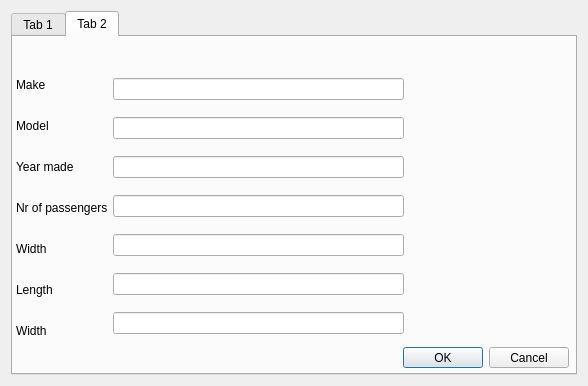
Old version of the form addvehicle.ui in the repository olund/VechicleRegister.
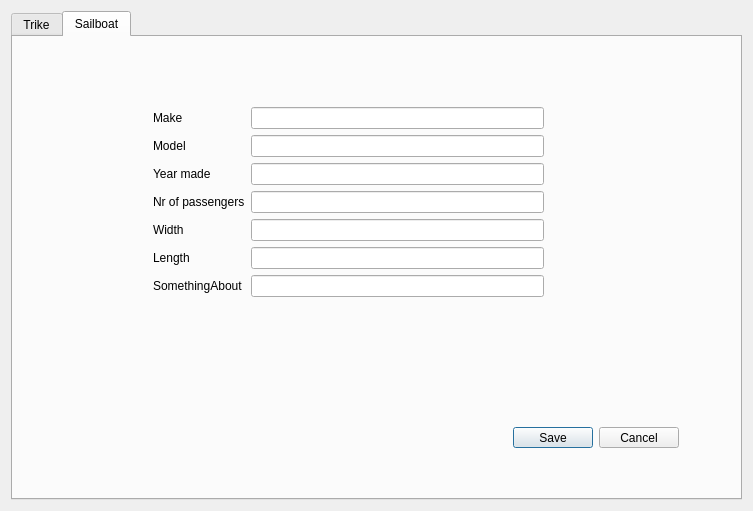
New version of the form. The open tabs and pages were chosen to show the change.

What changed in the file:
```diff
--- a/addvehicle.ui
+++ b/addvehicle.ui
@@ -6,8 +6,8 @@
    <rect>
     <x>0</x>
     <y>0</y>
-    <width>588</width>
-    <height>386</height>
+    <width>753</width>
+    <height>511</height>
    </rect>
   </property>
   <property name="windowTitle">
@@ -21,7 +21,7 @@
      </property>
      <widget class="QWidget" name="tab">
       <attribute name="title">
-       <string>Tab 1</string>
+       <string>Trike</string>
       </attribute>
       <widget class="QDialogButtonBox" name="buttonBox_2">
        <property name="geometry">
@@ -73,7 +73,40 @@
         <item>
          <widget class="QLabel" name="label_3">
           <property name="text">
-           <string>Somethingelse</string>
+             <string>Nr of passengers</string>
+            </property>
+            <property name="buddy">
+             <cstring>txt_nrOfPassengers</cstring>
+            </property>
+           </widget>
+          </item>
+          <item>
+           <widget class="QLabel" name="label_9">
+            <property name="text">
+             <string>Horse power</string>
+            </property>
+            <property name="buddy">
+             <cstring>txt_horsePower</cstring>
+            </property>
+           </widget>
+          </item>
+          <item>
+           <widget class="QLabel" name="label_13">
+            <property name="text">
+             <string>Cylinder volume</string>
+            </property>
+            <property name="buddy">
+             <cstring>txt_cylinderVolume</cstring>
+            </property>
+           </widget>
+          </item>
+          <item>
+           <widget class="QLabel" name="label_14">
+            <property name="text">
+             <string>Something</string>
+            </property>
+            <property name="buddy">
+             <cstring>txt_something</cstring>
           </property>
          </widget>
         </item>
@@ -106,13 +139,13 @@
      </widget>
      <widget class="QWidget" name="tab_2">
       <attribute name="title">
-       <string>Tab 2</string>
+       <string>Sailboat</string>
       </attribute>
       <widget class="QDialogButtonBox" name="buttonBox">
        <property name="geometry">
         <rect>
-         <x>390</x>
-         <y>310</y>
+         <x>500</x>
+         <y>390</y>
          <width>166</width>
          <height>21</height>
         </rect>
@@ -121,55 +154,20 @@
         <enum>Qt::Horizontal</enum>
        </property>
        <property name="standardButtons">
-        <set>QDialogButtonBox::Cancel|QDialogButtonBox::Ok</set>
+        <set>QDialogButtonBox::Cancel|QDialogButtonBox::Save</set>
        </property>
       </widget>
-      <widget class="QWidget" name="">
+      <widget class="QWidget" name="layoutWidget">
        <property name="geometry">
         <rect>
-         <x>100</x>
-         <y>30</y>
-         <width>291</width>
-         <height>281</height>
+         <x>140</x>
+         <y>70</y>
+         <width>391</width>
+         <height>301</height>
         </rect>
        </property>
-       <layout class="QVBoxLayout" name="verticalLayout_2">
-        <item>
-         <widget class="QLineEdit" name="txt_make_5"/>
-        </item>
-        <item>
-         <widget class="QLineEdit" name="txt_somethingelse_2"/>
-        </item>
-        <item>
-         <widget class="QLineEdit" name="txt_something_2"/>
-        </item>
-        <item>
-         <widget class="QLineEdit" name="txt_modell_2"/>
-        </item>
-        <item>
-         <widget class="QLineEdit" name="txt_make_2"/>
-        </item>
-        <item>
-         <widget class="QLineEdit" name="txt_make_3"/>
-        </item>
-        <item>
-         <widget class="QLineEdit" name="txt_make_4">
-          <property name="text">
-           <string/>
-          </property>
-         </widget>
-        </item>
-       </layout>
-      </widget>
-      <widget class="QWidget" name="">
-       <property name="geometry">
-        <rect>
-         <x>3</x>
-         <y>30</y>
-         <width>91</width>
-         <height>281</height>
-        </rect>
-       </property>
+       <layout class="QFormLayout" name="formLayout">
+        <item row="0" column="0">
        <layout class="QVBoxLayout" name="verticalLayout_3">
         <item>
          <widget class="QLabel" name="label_11">
@@ -223,14 +221,75 @@
          </widget>
         </item>
         <item>
-         <widget class="QLabel" name="label_9">
+           <widget class="QLabel" name="label_12">
           <property name="text">
-           <string>Width</string>
+             <string>SomethingAbout</string>
           </property>
           <property name="buddy">
-           <cstring>txt_modell_2</cstring>
-          </property>
-         </widget>
+             <cstring>sailSomethingTxt</cstring>
+            </property>
+           </widget>
+          </item>
+         </layout>
+        </item>
+        <item row="0" column="1">
+         <layout class="QVBoxLayout" name="verticalLayout_2">
+          <item>
+           <widget class="QLineEdit" name="sailMakeTxt">
+            <property name="maxLength">
+             <number>32767</number>
+            </property>
+            <property name="placeholderText">
+             <string/>
+            </property>
+           </widget>
+          </item>
+          <item>
+           <widget class="QLineEdit" name="sailModelTxt">
+            <property name="maxLength">
+             <number>32767</number>
+            </property>
+           </widget>
+          </item>
+          <item>
+           <widget class="QLineEdit" name="sailYearMadeTxt">
+            <property name="maxLength">
+             <number>32767</number>
+            </property>
+           </widget>
+          </item>
+          <item>
+           <widget class="QLineEdit" name="sailNrOfPassengersTxt">
+            <property name="maxLength">
+             <number>32767</number>
+            </property>
+           </widget>
+          </item>
+          <item>
+           <widget class="QLineEdit" name="sailWidthTxt">
+            <property name="maxLength">
+             <number>32767</number>
+            </property>
+           </widget>
+          </item>
+          <item>
+           <widget class="QLineEdit" name="sailLengthTxt">
+            <property name="maxLength">
+             <number>32767</number>
+            </property>
+           </widget>
+          </item>
+          <item>
+           <widget class="QLineEdit" name="sailSomethingTxt">
+            <property name="text">
+             <string/>
+            </property>
+            <property name="maxLength">
+             <number>32767</number>
+            </property>
+           </widget>
+          </item>
+         </layout>
         </item>
        </layout>
       </widget>
```
Left out of the diff: 121 changed lines with no effect on the pictures. Lines whose indentation alone changed are shown as unchanged.
